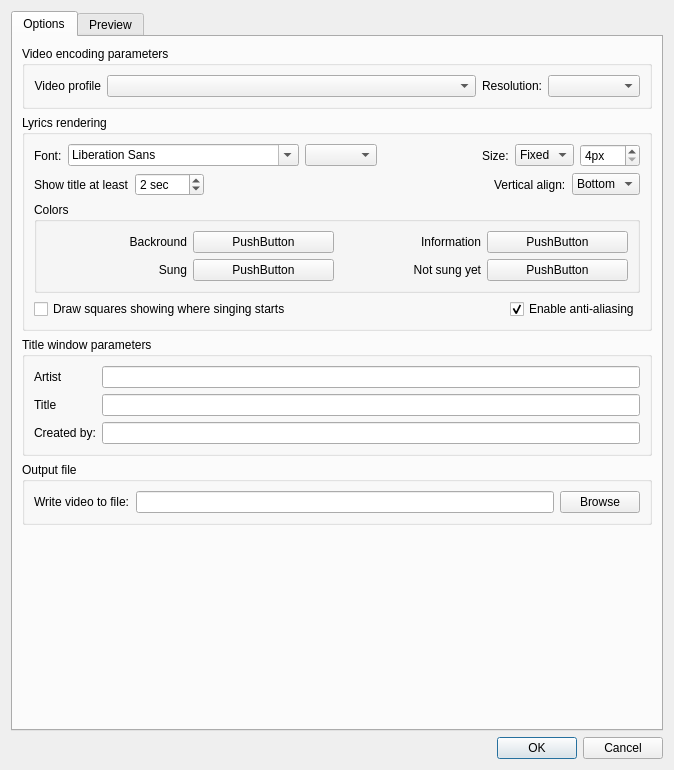
gyunaev/karlyriceditor, file src/dialog_export_params.ui: the form before one commit.
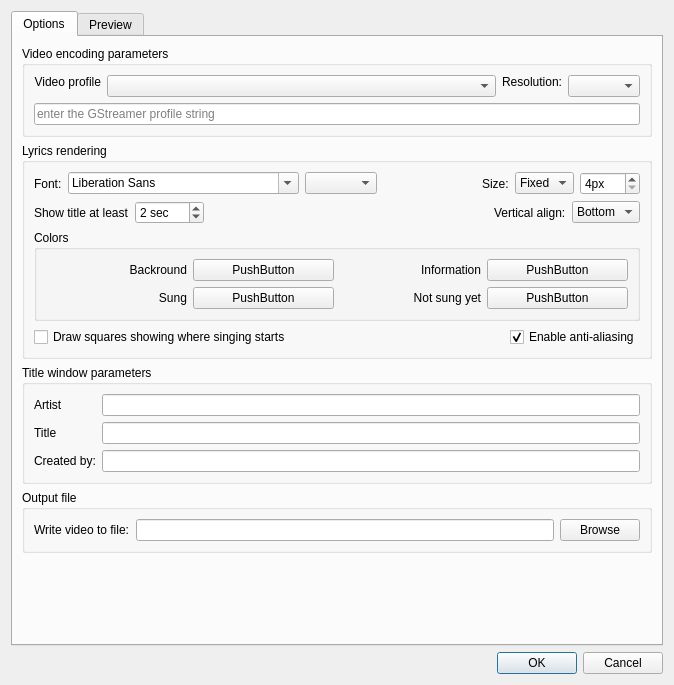
The form after the commit. Custom widgets are drawn as their Qt base class.

Diff of the .ui file:
```diff
--- a/src/dialog_export_params.ui
+++ b/src/dialog_export_params.ui
@@ -7,7 +7,7 @@
     <x>0</x>
     <y>0</y>
     <width>674</width>
-    <height>770</height>
+    <height>685</height>
    </rect>
   </property>
   <property name="windowTitle">
@@ -29,8 +29,8 @@
          <property name="title">
           <string>Video encoding parameters</string>
          </property>
-         <layout class="QHBoxLayout" name="horizontalLayout_6">
-          <item>
+         <layout class="QGridLayout" name="gridLayout">
+          <item row="0" column="0">
            <widget class="QLabel" name="label_2">
             <property name="text">
              <string>Video profile</string>
@@ -40,7 +40,7 @@
             </property>
            </widget>
           </item>
-          <item>
+          <item row="0" column="1" rowspan="2" colspan="2">
            <widget class="QComboBox" name="boxVideoProfile">
             <property name="sizePolicy">
              <sizepolicy hsizetype="Preferred" vsizetype="Fixed">
@@ -50,7 +50,7 @@
             </property>
            </widget>
           </item>
-          <item>
+          <item row="0" column="3">
            <widget class="QLabel" name="label_3">
             <property name="text">
              <string>Resolution:</string>
@@ -60,7 +60,7 @@
             </property>
            </widget>
           </item>
-          <item>
+          <item row="0" column="4" rowspan="2">
            <widget class="QComboBox" name="boxVideoResolution">
             <property name="sizePolicy">
              <sizepolicy hsizetype="Preferred" vsizetype="Fixed">
@@ -70,6 +70,13 @@
             </property>
            </widget>
           </item>
+          <item row="2" column="0" colspan="5">
+           <widget class="QLineEdit" name="leCustomProfile">
+            <property name="placeholderText">
+             <string>enter the GStreamer profile string</string>
+            </property>
+           </widget>
+          </item>
          </layout>
         </widget>
        </item>
```
